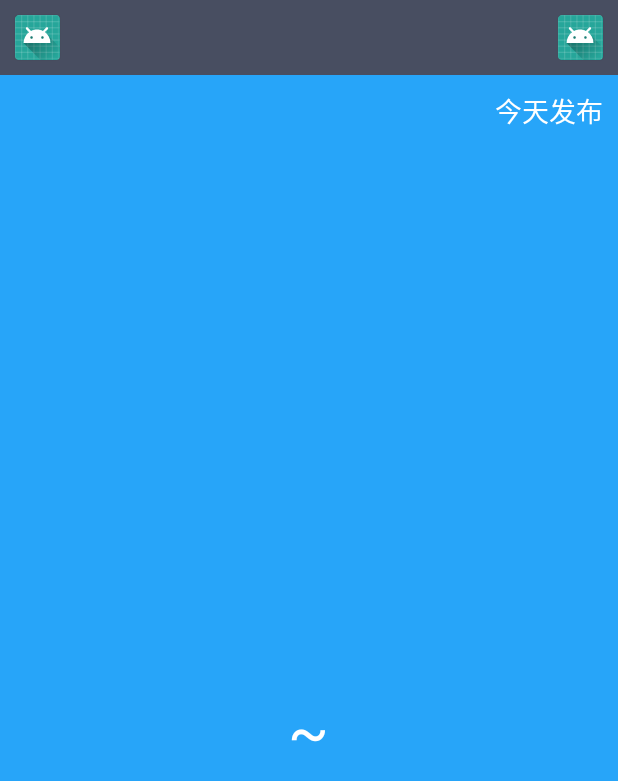
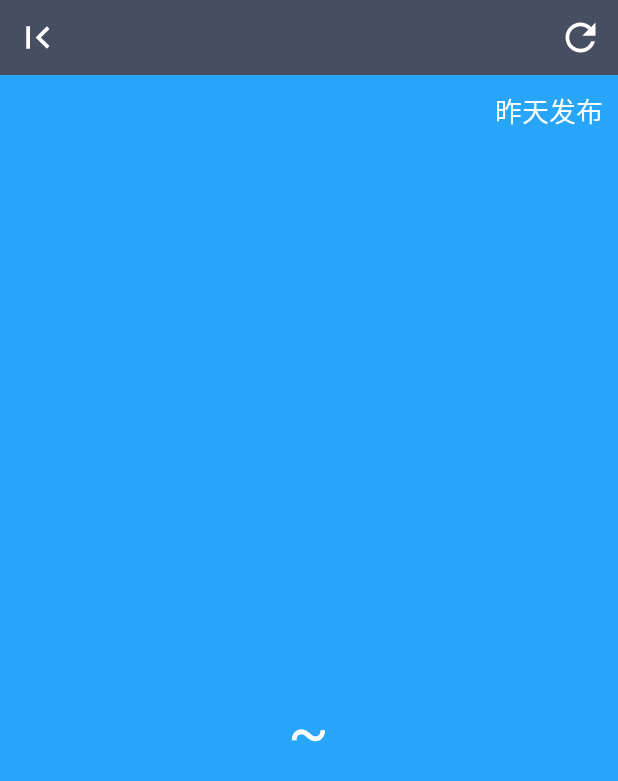
Before and after one commit to Zjinhui/weather, an Android app: the WeatherActivity screen opened directly, with no data from a screen before it, on a phone screen of 412 x 824 dp. Shown: the top 781 px of the screen. Run offline under Robolectric (Android 15) with nearby library versions, the phone set to English and light mode, and no system bars.

Commit message:
增加后台自动更新天气的功能

```diff
--- a/app/src/main/java/com/huiview/weather/activity/WeatherActivity.java
+++ b/app/src/main/java/com/huiview/weather/activity/WeatherActivity.java
@@ -15,6 +15,7 @@ import android.widget.LinearLayout;
 import android.widget.TextView;
 
 import com.huiview.weather.R;
+import com.huiview.weather.service.AutoUpdateService;
 import com.huiview.weather.util.HttpCallbackListener;
 import com.huiview.weather.util.HttpUtil;
 import com.huiview.weather.util.Utility;
@@ -166,9 +167,12 @@ public class WeatherActivity extends Activity implements View.OnClickListener {
         temp1Text.setText(prefs.getString("temp1",""));
         temp2Text.setText(prefs.getString("temp2",""));
         weatherDespText.setText(prefs.getString("weather_desp",""));
-        publishText.setText("今天"+prefs.getString("publish_time","")+"发布");
+        publishText.setText("昨天"+prefs.getString("publish_time","")+"发布");
         currentDateText.setText(prefs.getString("current_date",""));
         weatherInfoLayout.setVisibility(View.VISIBLE);
         cityNameText.setVisibility(View.VISIBLE);
+        Intent intent = new Intent(this, AutoUpdateService.class);
+        startService(intent);
+
     }
 }
--- /dev/null
+++ b/app/src/main/res/drawable/ic_first_page_black_24dp.xml
@@ -0,0 +1,5 @@
+<vector android:height="24dp" android:tint="#FFFFFF"
+    android:viewportHeight="24.0" android:viewportWidth="24.0"
+    android:width="24dp" xmlns:android="http://schemas.android.com/apk/res/android">
+    <path android:fillColor="#FF000000" android:pathData="M18.41,16.59L13.82,12l4.59,-4.59L17,6l-6,6 6,6zM6,6h2v12H6z"/>
+</vector>
--- /dev/null
+++ b/app/src/main/res/drawable/ic_refresh_black_24dp.xml
@@ -0,0 +1,5 @@
+<vector android:height="24dp" android:tint="#FFFFFF"
+    android:viewportHeight="24.0" android:viewportWidth="24.0"
+    android:width="24dp" xmlns:android="http://schemas.android.com/apk/res/android">
+    <path android:fillColor="#FF000000" android:pathData="M17.65,6.35C16.2,4.9 14.21,4 12,4c-4.42,0 -7.99,3.58 -7.99,8s3.57,8 7.99,8c3.73,0 6.84,-2.55 7.73,-6h-2.08c-0.82,2.33 -3.04,4 -5.65,4 -3.31,0 -6,-2.69 -6,-6s2.69,-6 6,-6c1.66,0 3.14,0.69 4.22,1.78L13,11h7V4l-2.35,2.35z"/>
+</vector>
--- a/app/src/main/res/layout/weather_layout.xml
+++ b/app/src/main/res/layout/weather_layout.xml
@@ -13,7 +13,7 @@
             android:layout_height="30dp"
             android:layout_centerVertical="true"
             android:layout_marginLeft="10dp"
-            android:background="@mipmap/ic_launcher"/>
+            android:background="@drawable/ic_first_page_black_24dp"/>
 
         <TextView
             android:id="@+id/city_name"
@@ -29,7 +29,7 @@
             android:layout_alignParentRight="true"
             android:layout_centerVertical="true"
             android:layout_marginRight="10dp"
-            android:background="@mipmap/ic_launcher"/>
+            android:background="@drawable/ic_refresh_black_24dp"/>
     </RelativeLayout>
     <RelativeLayout
         android:layout_width="match_parent"
```
Also changed, not shown: app/src/main/AndroidManifest.xml (+16 -3 lines), app/src/main/java/com/huiview/weather/receiver/AutoUpdateReceiver.java (added, +14 -0 lines), app/src/main/java/com/huiview/weather/service/AutoUpdateService.java (added, +63 -0 lines).
